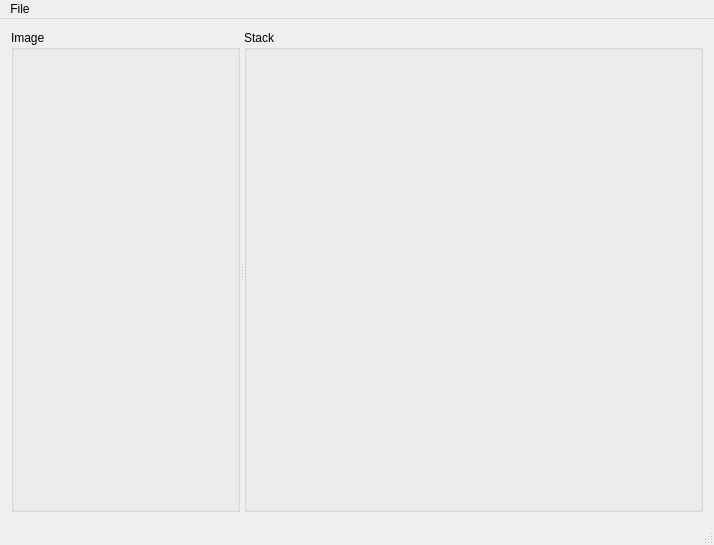
Above: src/ui/forms/base_window.ui from giordi91/parallel_image before the change. Below: the same form after it.
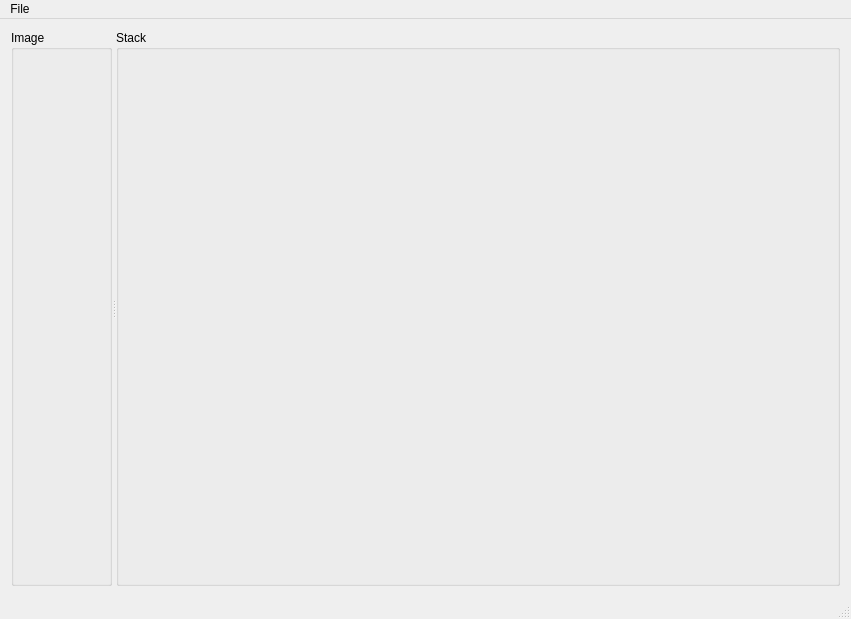
That is the form after the change. Custom widgets are drawn as their Qt base class.

What changed in the file:
```diff
--- a/src/ui/forms/base_window.ui
+++ b/src/ui/forms/base_window.ui
@@ -6,8 +6,8 @@
    <rect>
     <x>0</x>
     <y>0</y>
-    <width>714</width>
-    <height>545</height>
+    <width>851</width>
+    <height>619</height>
    </rect>
   </property>
   <property name="windowTitle">
@@ -30,6 +30,11 @@
        <property name="title">
         <string>Image</string>
        </property>
+       <layout class="QVBoxLayout" name="verticalLayout">
+        <item>
+         <widget class="TextureWidget" name="tex_w" native="true"/>
+        </item>
+       </layout>
       </widget>
       <widget class="QGroupBox" name="StackGB">
        <property name="sizePolicy">
@@ -57,7 +62,7 @@
     <rect>
      <x>0</x>
      <y>0</y>
-     <width>714</width>
+     <width>851</width>
      <height>31</height>
     </rect>
    </property>
@@ -83,6 +88,14 @@
   </action>
  </widget>
  <layoutdefault spacing="6" margin="11"/>
+ <customwidgets>
+  <customwidget>
+   <class>TextureWidget</class>
+   <extends>QWidget</extends>
+   <header>ui/texturewidget.h</header>
+   <container>1</container>
+  </customwidget>
+ </customwidgets>
  <resources/>
  <connections/>
 </ui>
```
